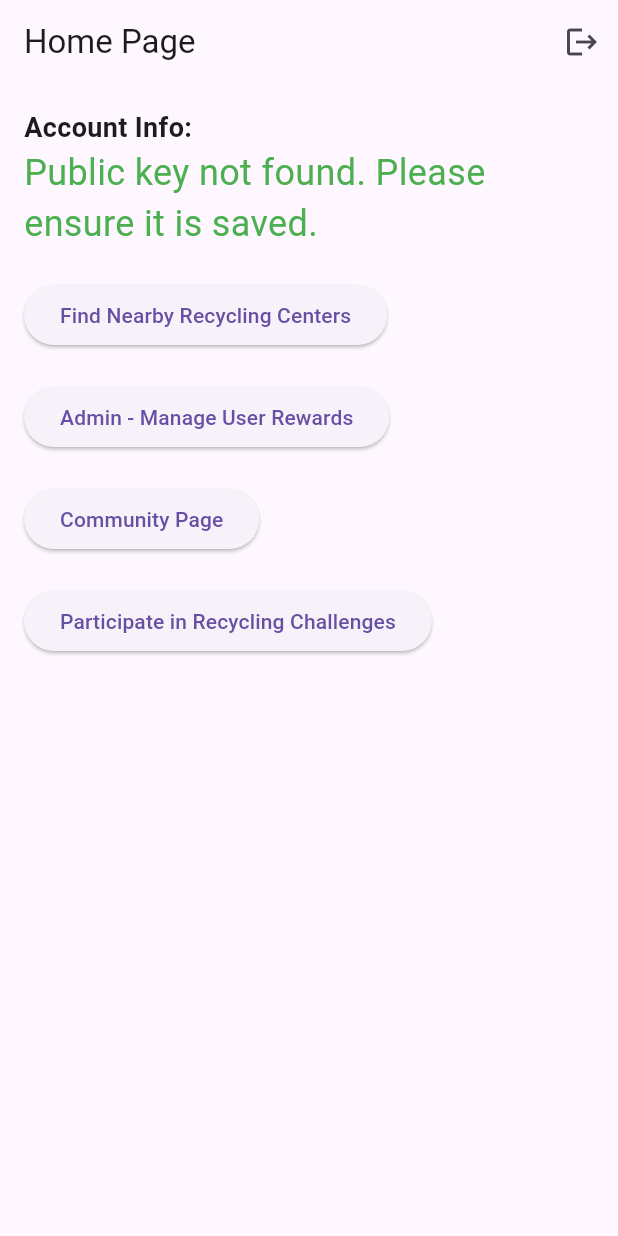
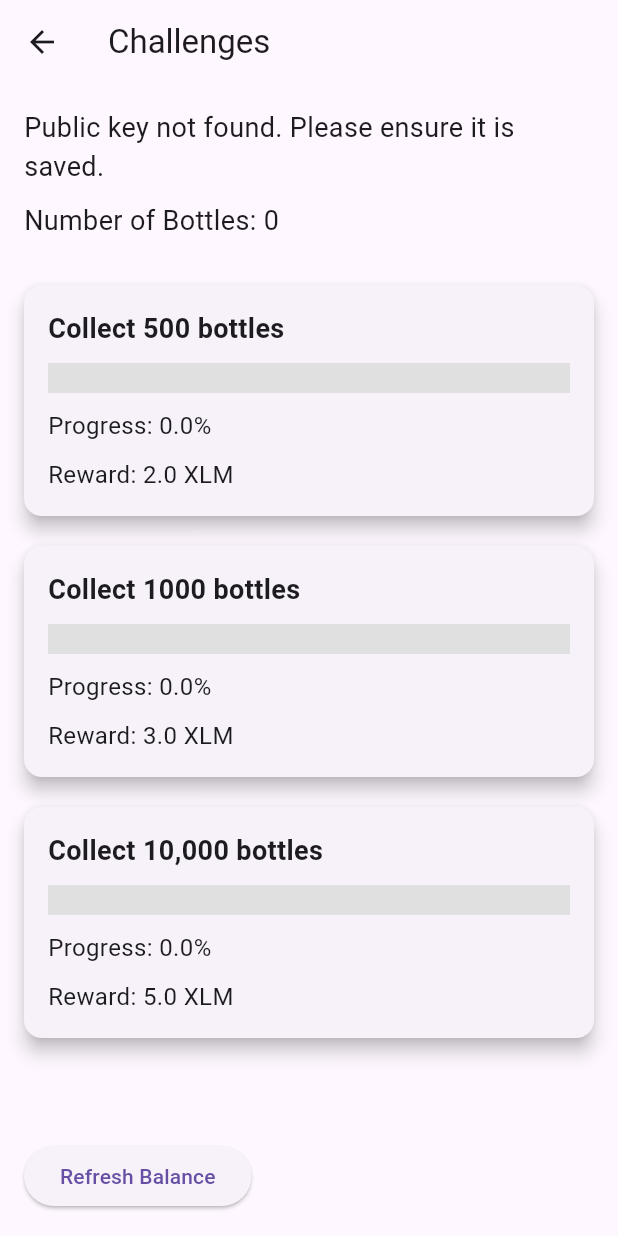
Before and after one commit to Kmann22/ecocycle, a Flutter app: the HomePage screen opened directly, after a tap on "Participate in Recycling Challenges", on a phone screen of 412 x 824 dp. Run offline on Flutter 3.47's test engine with Material 3 defaults, Android fonts, the phone set to English and light mode, and no system bars; our stand-ins replace cloud_firestore, firebase_auth, firebase_core, qr_flutter; missing offline and left inert: stellar_flutter_sdk; accounts and stored records are empty.

Commit message:
Challenge

```diff
--- /dev/null
+++ b/lib/pages/challenges.dart
@@ -0,0 +1,176 @@
+import 'package:flutter/material.dart';
+import 'package:stellar_flutter_sdk/stellar_flutter_sdk.dart';
+import 'package:firebase_auth/firebase_auth.dart';
+import 'package:cloud_firestore/cloud_firestore.dart';
+
+class ChallengesPage extends StatefulWidget {
+  @override
+  _ChallengesPageState createState() => _ChallengesPageState();
+}
+
+class _ChallengesPageState extends State<ChallengesPage> {
+  final StellarSDK sdk = StellarSDK.TESTNET;
+  String publicKey = ""; // Public key from Firebase
+  String xlmBalance = "Fetching balance..."; // Default message
+
+  // Challenges data structure with updated challenges
+  List<Challenge> challenges = [
+    Challenge(name: 'Collect 500 bottles', targetBottles: 500, reward: 2),
+    Challenge(name: 'Collect 1000 bottles', targetBottles: 1000, reward: 3),
+    Challenge(name: 'Collect 10,000 bottles', targetBottles: 10000, reward: 5),
+  ];
+
+  @override
+  void initState() {
+    super.initState();
+    _fetchPublicKey(); // Fetch the public key when the page is initialized
+  }
+
+  Future<void> _fetchPublicKey() async {
+    User? user = FirebaseAuth.instance.currentUser; // Get the current user
+    if (user != null) {
+      // Retrieve public key from Firestore
+      DocumentSnapshot doc = await FirebaseFirestore.instance
+          .collection('users')
+          .doc(user.email)
+          .get();
+      if (doc.exists && doc.data() != null) {
+        final data = doc.data() as Map<String, dynamic>;
+        publicKey = data['publicKey'] ?? ""; // Get the public key
+
+        if (publicKey.isNotEmpty) {
+          _fetchBalance(); // Fetch balance after obtaining the public key
+        } else {
+          setState(() {
+            xlmBalance = "Public key not found. Please ensure it is saved.";
+          });
+        }
+      } else {
+        setState(() {
+          xlmBalance = "Public key not found. Please ensure it is saved.";
+        });
+      }
+    } else {
+      setState(() {
+        xlmBalance = "User not logged in";
+      });
+    }
+  }
+
+  Future<void> _fetchBalance() async {
+    try {
+      AccountResponse account = await sdk.accounts.account(publicKey);
+      setState(() {
+        xlmBalance =
+            "Current Stellar Balance: ${account.balances[0].balance} XLM"; // Get the first balance (assuming it's XLM)
+      });
+    } catch (e) {
+      print("Error fetching balance: $e");
+      setState(() {
+        xlmBalance = "Error fetching account data";
+      });
+    }
+  }
+
+  int _calculateNumberOfBottles() {
+    // Extract the balance string from xlmBalance and ensure it's properly formatted
+    final balanceString = xlmBalance
+        .split(': ')
+        .last
+        .split(' ')[0]; // Extract only the balance part
+    double balance = double.tryParse(balanceString) ?? 0.0; // Parse to double
+    if (balance > 10000) {
+      return ((balance - 10000) * 10).toInt();
+    }
+    return 0; // Return 0 if the balance is less than or equal to 10,000 XLM
+  }
+
+  @override
+  Widget build(BuildContext context) {
+    return Scaffold(
+      appBar: AppBar(title: Text('Challenges')),
+      body: Padding(
+        padding: const EdgeInsets.all(16.0),
+        child: Column(
+          crossAxisAlignment: CrossAxisAlignment.start,
+          children: [
+            Text(
+              xlmBalance,
+              style: TextStyle(fontSize: 18),
+            ),
+            SizedBox(height: 10),
+            Text(
+              'Number of Bottles: ${_calculateNumberOfBottles()}',
+              style: TextStyle(fontSize: 18),
+            ),
+            SizedBox(height: 20),
+            Expanded(
+              child: ListView.builder(
+                itemCount: challenges.length,
+                itemBuilder: (context, index) {
+                  final challenge = challenges[index];
+                  int numberOfBottles = _calculateNumberOfBottles();
+                  double progress = numberOfBottles >= challenge.targetBottles
+                      ? 1.0
+                      : numberOfBottles / challenge.targetBottles;
+                  return Card(
+                    elevation: 5,
+                    margin: EdgeInsets.symmetric(vertical: 10),
+                    child: Padding(
+                      padding: const EdgeInsets.all(16.0),
+                      child: Column(
+                        crossAxisAlignment: CrossAxisAlignment.start,
+                        children: [
+                          Text(
+                            challenge.name,
+                            style: TextStyle(
+                                fontSize: 18, fontWeight: FontWeight.bold),
+                          ),
+                          SizedBox(height: 10),
+                          LinearProgressIndicator(
+                            value: progress,
+                            minHeight: 20,
+                            backgroundColor: Colors.grey[300],
+                            color: progress >= 1.0 ? Colors.green : Colors.blue,
+                          ),
+                          SizedBox(height: 10),
+                          Text(
+                            'Progress: ${(progress * 100).toStringAsFixed(1)}%',
+                            style: TextStyle(fontSize: 16),
+                          ),
+                          SizedBox(height: 10),
+                          Text(
+                            'Reward: ${challenge.reward} XLM',
+                            style: TextStyle(fontSize: 16),
+                          ),
+                        ],
+                      ),
+                    ),
+                  );
+                },
+              ),
+            ),
+            ElevatedButton(
+              onPressed: _fetchBalance, // Refresh the balance
+              child: Text('Refresh Balance'),
+            ),
+          ],
+        ),
+      ),
+    );
+  }
+}
+
+class Challenge {
+  final String name;
+  final int targetBottles;
+  final double reward;
+  final Duration? timeLimit;
+
+  Challenge({
+    required this.name,
+    required this.targetBottles,
+    required this.reward,
+    this.timeLimit,
+  });
+}
--- a/lib/pages/homepage.dart
+++ b/lib/pages/homepage.dart
@@ -1,3 +1,5 @@
+import 'package:ecocylce/pages/challenges.dart';
+import 'package:ecocylce/pages/login.dart';
 import 'package:ecocylce/pages/userrecycle.dart';
 import 'package:flutter/material.dart';
 import 'package:stellar_flutter_sdk/stellar_flutter_sdk.dart';
@@ -111,8 +113,13 @@ class _HomePageState extends State<HomePage> {
   Future<void> _logout() async {
     await _auth.signOut(); // Sign out from Firebase
     // Navigate back to login page or initial page (implement this part as per your app structure)
-    Navigator.pushReplacementNamed(
-        context, '/login'); // Assuming you have a named route for login
+    Navigator.pushAndRemoveUntil(
+      context,
+      MaterialPageRoute(
+          builder: (context) =>
+              LoginPage()), // Replace with your LoginPage widget
+      (Route<dynamic> route) => false, // Clear the navigation stack
+    );
   }
 
   @override
@@ -161,7 +168,6 @@ class _HomePageState extends State<HomePage> {
                       builder: (context) =>
                           RewardsPage()), // Ensure RewardsPage is imported
                 );
-                // Navigate to Admin-User Rewards page (implement this page)
               },
               child: Text('Admin - Manage User Rewards'),
             ),
@@ -179,7 +185,12 @@ class _HomePageState extends State<HomePage> {
             // Challenges Page Link
             ElevatedButton(
               onPressed: () {
-                // Navigate to Challenges Page (implement this page)
+                Navigator.push(
+                  context,
+                  MaterialPageRoute(
+                      builder: (context) =>
+                          ChallengesPage()), // Ensure ChallengesPage is imported
+                );
               },
               child: Text('Participate in Recycling Challenges'),
             ),
```
